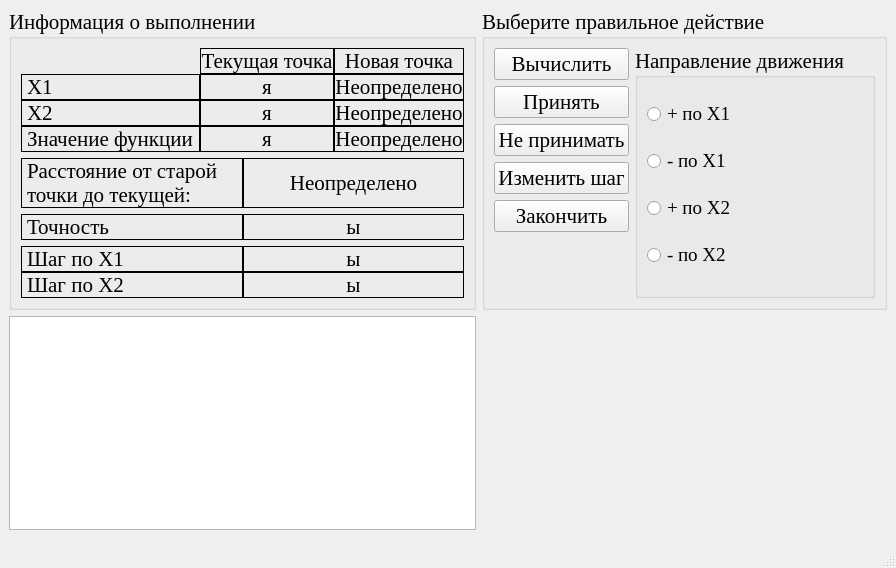
Old version of the form ui/CWdescent_fixwindow.ui in the repository Eliminationzx/optimizationmethods.
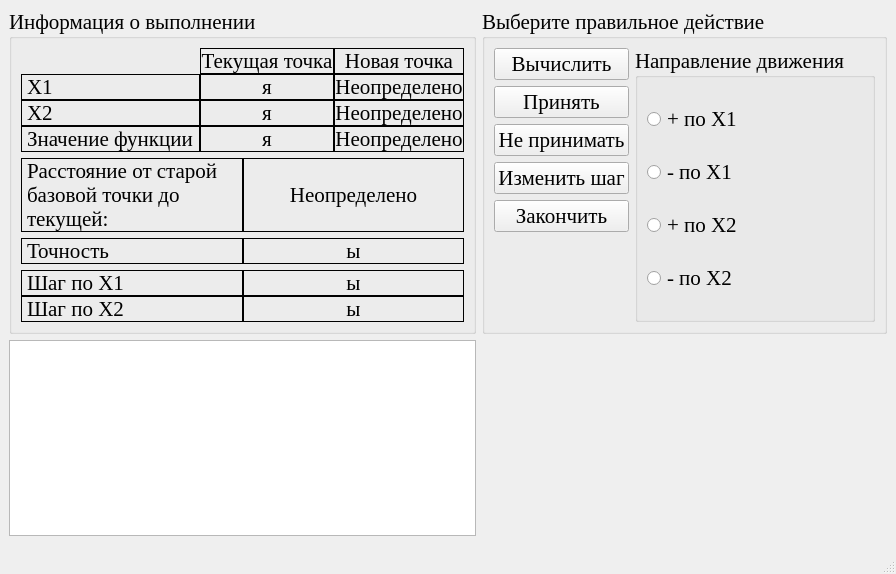
New version of the form. Icons and pictures are not drawn.

Commit message: Поправил форму.

Diff of the .ui file:
```diff
--- a/ui/CWdescent_fixwindow.ui
+++ b/ui/CWdescent_fixwindow.ui
@@ -9,8 +9,8 @@
    <rect>
     <x>0</x>
     <y>0</y>
-    <width>864</width>
-    <height>568</height>
+    <width>870</width>
+    <height>574</height>
    </rect>
   </property>
   <property name="font">
@@ -27,7 +27,141 @@
     <normaloff>:/icon/icon.bmp</normaloff>:/icon/icon.bmp</iconset>
   </property>
   <widget class="QWidget" name="centralwidget">
-   <layout class="QGridLayout" name="gridLayout_4" columnstretch="1,1">
+   <layout class="QGridLayout" name="gridLayout_4" columnstretch="1,0">
+    <item row="0" column="1">
+     <widget class="QGroupBox" name="groupBox_3">
+      <property name="title">
+       <string>Выберите правильное действие</string>
+      </property>
+      <property name="checkable">
+       <bool>false</bool>
+      </property>
+      <layout class="QGridLayout" name="gridLayout" columnstretch="1,1">
+       <item row="0" column="0">
+        <widget class="QPushButton" name="calculate_bt">
+         <property name="toolTip">
+          <string>&lt;!DOCTYPE HTML PUBLIC &quot;-//W3C//DTD HTML 4.0//EN&quot; &quot;http://www.w3.org/TR/REC-html40/strict.dtd&quot;&gt;
+&lt;html&gt;&lt;head&gt;&lt;meta name=&quot;qrichtext&quot; content=&quot;1&quot; /&gt;&lt;style type=&quot;text/css&quot;&gt;
+p, li { white-space: pre-wrap; }
+&lt;/style&gt;&lt;/head&gt;&lt;body style=&quot; font-family:'Times New Roman'; font-size:13pt; font-weight:600; font-style:normal;&quot;&gt;
+&lt;p style=&quot; margin-top:0px; margin-bottom:0px; margin-left:0px; margin-right:0px; -qt-block-indent:0; text-indent:0px;&quot;&gt;&lt;span style=&quot; font-weight:400;&quot;&gt;Выполнить выбранный в правом списке шаг.&lt;/span&gt;&lt;/p&gt;&lt;/body&gt;&lt;/html&gt;</string>
+         </property>
+         <property name="text">
+          <string>Вычислить</string>
+         </property>
+        </widget>
+       </item>
+       <item row="0" column="1" rowspan="6">
+        <widget class="QGroupBox" name="groupBox">
+         <property name="font">
+          <font>
+           <weight>50</weight>
+           <bold>false</bold>
+          </font>
+         </property>
+         <property name="title">
+          <string>Направление движения</string>
+         </property>
+         <layout class="QVBoxLayout" name="verticalLayout_2">
+          <item>
+           <widget class="QRadioButton" name="up_x1_rb">
+            <property name="text">
+             <string>+ по Х1</string>
+            </property>
+           </widget>
+          </item>
+          <item>
+           <widget class="QRadioButton" name="down_x1_rb">
+            <property name="text">
+             <string>- по Х1</string>
+            </property>
+           </widget>
+          </item>
+          <item>
+           <widget class="QRadioButton" name="up_x2_rb">
+            <property name="text">
+             <string>+ по Х2</string>
+            </property>
+           </widget>
+          </item>
+          <item>
+           <widget class="QRadioButton" name="down_x2_rb">
+            <property name="text">
+             <string>- по Х2</string>
+            </property>
+           </widget>
+          </item>
+         </layout>
+        </widget>
+       </item>
+       <item row="1" column="0">
+        <widget class="QPushButton" name="accept_bt">
+         <property name="toolTip">
+          <string>&lt;!DOCTYPE HTML PUBLIC &quot;-//W3C//DTD HTML 4.0//EN&quot; &quot;http://www.w3.org/TR/REC-html40/strict.dtd&quot;&gt;
+&lt;html&gt;&lt;head&gt;&lt;meta name=&quot;qrichtext&quot; content=&quot;1&quot; /&gt;&lt;style type=&quot;text/css&quot;&gt;
+p, li { white-space: pre-wrap; }
+&lt;/style&gt;&lt;/head&gt;&lt;body style=&quot; font-family:'Times New Roman'; font-size:13pt; font-weight:600; font-style:normal;&quot;&gt;
+&lt;p style=&quot; margin-top:0px; margin-bottom:0px; margin-left:0px; margin-right:0px; -qt-block-indent:0; text-indent:0px;&quot;&gt;&lt;span style=&quot; font-weight:400;&quot;&gt;Установить новую точку в качестве текущей.&lt;/span&gt;&lt;/p&gt;&lt;/body&gt;&lt;/html&gt;</string>
+         </property>
+         <property name="text">
+          <string>Принять</string>
+         </property>
+        </widget>
+       </item>
+       <item row="2" column="0">
+        <widget class="QPushButton" name="not_accept_bt">
+         <property name="toolTip">
+          <string>&lt;!DOCTYPE HTML PUBLIC &quot;-//W3C//DTD HTML 4.0//EN&quot; &quot;http://www.w3.org/TR/REC-html40/strict.dtd&quot;&gt;
+&lt;html&gt;&lt;head&gt;&lt;meta name=&quot;qrichtext&quot; content=&quot;1&quot; /&gt;&lt;style type=&quot;text/css&quot;&gt;
+p, li { white-space: pre-wrap; }
+&lt;/style&gt;&lt;/head&gt;&lt;body style=&quot; font-family:'Times New Roman'; font-size:13pt; font-weight:600; font-style:normal;&quot;&gt;
+&lt;p style=&quot; margin-top:0px; margin-bottom:0px; margin-left:0px; margin-right:0px; -qt-block-indent:0; text-indent:0px;&quot;&gt;&lt;span style=&quot; font-weight:400;&quot;&gt;Отбросить новую точку и перейти к следующему шагу алгоритма.&lt;/span&gt;&lt;/p&gt;&lt;/body&gt;&lt;/html&gt;</string>
+         </property>
+         <property name="text">
+          <string>Не принимать</string>
+         </property>
+        </widget>
+       </item>
+       <item row="4" column="0">
+        <widget class="QPushButton" name="end_bt">
+         <property name="toolTip">
+          <string>&lt;!DOCTYPE HTML PUBLIC &quot;-//W3C//DTD HTML 4.0//EN&quot; &quot;http://www.w3.org/TR/REC-html40/strict.dtd&quot;&gt;
+&lt;html&gt;&lt;head&gt;&lt;meta name=&quot;qrichtext&quot; content=&quot;1&quot; /&gt;&lt;style type=&quot;text/css&quot;&gt;
+p, li { white-space: pre-wrap; }
+&lt;/style&gt;&lt;/head&gt;&lt;body style=&quot; font-family:'Times New Roman'; font-size:13pt; font-weight:600; font-style:normal;&quot;&gt;
+&lt;p style=&quot; margin-top:0px; margin-bottom:0px; margin-left:0px; margin-right:0px; -qt-block-indent:0; text-indent:0px;&quot;&gt;&lt;span style=&quot; font-weight:400;&quot;&gt;Закончить алгоритм, приняв текущую точку в качестве минимума.&lt;/span&gt;&lt;/p&gt;&lt;/body&gt;&lt;/html&gt;</string>
+         </property>
+         <property name="text">
+          <string>Закончить</string>
+         </property>
+        </widget>
+       </item>
+       <item row="3" column="0">
+        <widget class="QPushButton" name="change_step_bt">
+         <property name="toolTip">
+          <string>&lt;!DOCTYPE HTML PUBLIC &quot;-//W3C//DTD HTML 4.0//EN&quot; &quot;http://www.w3.org/TR/REC-html40/strict.dtd&quot;&gt;
+&lt;html&gt;&lt;head&gt;&lt;meta name=&quot;qrichtext&quot; content=&quot;1&quot; /&gt;&lt;style type=&quot;text/css&quot;&gt;
+p, li { white-space: pre-wrap; }
+&lt;/style&gt;&lt;/head&gt;&lt;body style=&quot; font-family:'Times New Roman'; font-size:13pt; font-weight:600; font-style:normal;&quot;&gt;
+&lt;p style=&quot; margin-top:0px; margin-bottom:0px; margin-left:0px; margin-right:0px; -qt-block-indent:0; text-indent:0px;&quot;&gt;&lt;span style=&quot; font-weight:400;&quot;&gt;Уменьшить шаг&lt;/span&gt;&lt;/p&gt;&lt;/body&gt;&lt;/html&gt;</string>
+         </property>
+         <property name="text">
+          <string>Изменить шаг</string>
+         </property>
+        </widget>
+       </item>
+      </layout>
+     </widget>
+    </item>
+    <item row="1" column="0">
+     <widget class="QTextBrowser" name="LogTxtBrsr">
+      <property name="font">
+       <font>
+        <pointsize>14</pointsize>
+       </font>
+      </property>
+     </widget>
+    </item>
     <item row="0" column="0">
      <widget class="QGroupBox" name="groupBox_2">
       <property name="title">
@@ -219,7 +353,7 @@
             <enum>QFrame::Box</enum>
            </property>
            <property name="text">
-            <string>Расстояние от cтарой точки до текущей:</string>
+            <string>Расстояние от cтарой базовой точки до текущей:</string>
            </property>
            <property name="wordWrap">
             <bool>true</bool>
@@ -351,160 +485,6 @@
       </layout>
      </widget>
     </item>
-    <item row="0" column="1">
-     <widget class="QGroupBox" name="groupBox_3">
-      <property name="title">
-       <string>Выберите правильное действие</string>
-      </property>
-      <property name="checkable">
-       <bool>false</bool>
-      </property>
-      <layout class="QGridLayout" name="gridLayout" columnstretch="1,1">
-       <item row="0" column="0">
-        <widget class="QPushButton" name="calculate_bt">
-         <property name="toolTip">
-          <string>&lt;!DOCTYPE HTML PUBLIC &quot;-//W3C//DTD HTML 4.0//EN&quot; &quot;http://www.w3.org/TR/REC-html40/strict.dtd&quot;&gt;
-&lt;html&gt;&lt;head&gt;&lt;meta name=&quot;qrichtext&quot; content=&quot;1&quot; /&gt;&lt;style type=&quot;text/css&quot;&gt;
-p, li { white-space: pre-wrap; }
-&lt;/style&gt;&lt;/head&gt;&lt;body style=&quot; font-family:'Times New Roman'; font-size:13pt; font-weight:600; font-style:normal;&quot;&gt;
-&lt;p style=&quot; margin-top:0px; margin-bottom:0px; margin-left:0px; margin-right:0px; -qt-block-indent:0; text-indent:0px;&quot;&gt;&lt;span style=&quot; font-weight:400;&quot;&gt;Выполнить выбранный в правом списке шаг.&lt;/span&gt;&lt;/p&gt;&lt;/body&gt;&lt;/html&gt;</string>
-         </property>
-         <property name="text">
-          <string>Вычислить</string>
-         </property>
-        </widget>
-       </item>
-       <item row="0" column="1" rowspan="6">
-        <widget class="QGroupBox" name="groupBox">
-         <property name="font">
-          <font>
-           <weight>50</weight>
-           <bold>false</bold>
-          </font>
-         </property>
-         <property name="title">
-          <string>Направление движения</string>
-         </property>
-         <layout class="QVBoxLayout" name="verticalLayout_2">
-          <item>
-           <widget class="QRadioButton" name="up_x1_rb">
-            <property name="font">
-             <font>
-              <pointsize>14</pointsize>
-             </font>
-            </property>
-            <property name="text">
-             <string>+ по Х1</string>
-            </property>
-           </widget>
-          </item>
-          <item>
-           <widget class="QRadioButton" name="down_x1_rb">
-            <property name="font">
-             <font>
-              <pointsize>14</pointsize>
-             </font>
-            </property>
-            <property name="text">
-             <string>- по Х1</string>
-            </property>
-           </widget>
-          </item>
-          <item>
-           <widget class="QRadioButton" name="up_x2_rb">
-            <property name="font">
-             <font>
-              <pointsize>14</pointsize>
-             </font>
-            </property>
-            <property name="text">
-             <string>+ по Х2</string>
-            </property>
-           </widget>
-          </item>
-          <item>
-           <widget class="QRadioButton" name="down_x2_rb">
-            <property name="font">
-             <font>
-              <pointsize>14</pointsize>
-             </font>
-            </property>
-            <property name="text">
-             <string>- по Х2</string>
-            </property>
-           </widget>
-          </item>
-         </layout>
-        </widget>
-       </item>
-       <item row="1" column="0">
-        <widget class="QPushButton" name="accept_bt">
-         <property name="toolTip">
-          <string>&lt;!DOCTYPE HTML PUBLIC &quot;-//W3C//DTD HTML 4.0//EN&quot; &quot;http://www.w3.org/TR/REC-html40/strict.dtd&quot;&gt;
-&lt;html&gt;&lt;head&gt;&lt;meta name=&quot;qrichtext&quot; content=&quot;1&quot; /&gt;&lt;style type=&quot;text/css&quot;&gt;
-p, li { white-space: pre-wrap; }
-&lt;/style&gt;&lt;/head&gt;&lt;body style=&quot; font-family:'Times New Roman'; font-size:13pt; font-weight:600; font-style:normal;&quot;&gt;
-&lt;p style=&quot; margin-top:0px; margin-bottom:0px; margin-left:0px; margin-right:0px; -qt-block-indent:0; text-indent:0px;&quot;&gt;&lt;span style=&quot; font-weight:400;&quot;&gt;Установить новую точку в качестве текущей.&lt;/span&gt;&lt;/p&gt;&lt;/body&gt;&lt;/html&gt;</string>
-         </property>
-         <property name="text">
-          <string>Принять</string>
-         </property>
-        </widget>
-       </item>
-       <item row="2" column="0">
-        <widget class="QPushButton" name="not_accept_bt">
-         <property name="toolTip">
-          <string>&lt;!DOCTYPE HTML PUBLIC &quot;-//W3C//DTD HTML 4.0//EN&quot; &quot;http://www.w3.org/TR/REC-html40/strict.dtd&quot;&gt;
-&lt;html&gt;&lt;head&gt;&lt;meta name=&quot;qrichtext&quot; content=&quot;1&quot; /&gt;&lt;style type=&quot;text/css&quot;&gt;
-p, li { white-space: pre-wrap; }
-&lt;/style&gt;&lt;/head&gt;&lt;body style=&quot; font-family:'Times New Roman'; font-size:13pt; font-weight:600; font-style:normal;&quot;&gt;
-&lt;p style=&quot; margin-top:0px; margin-bottom:0px; margin-left:0px; margin-right:0px; -qt-block-indent:0; text-indent:0px;&quot;&gt;&lt;span style=&quot; font-weight:400;&quot;&gt;Отбросить новую точку и перейти к следующему шагу алгоритма.&lt;/span&gt;&lt;/p&gt;&lt;/body&gt;&lt;/html&gt;</string>
-         </property>
-         <property name="text">
-          <string>Не принимать</string>
-         </property>
-        </widget>
-       </item>
-       <item row="4" column="0">
-        <widget class="QPushButton" name="end_bt">
-         <property name="toolTip">
-          <string>&lt;!DOCTYPE HTML PUBLIC &quot;-//W3C//DTD HTML 4.0//EN&quot; &quot;http://www.w3.org/TR/REC-html40/strict.dtd&quot;&gt;
-&lt;html&gt;&lt;head&gt;&lt;meta name=&quot;qrichtext&quot; content=&quot;1&quot; /&gt;&lt;style type=&quot;text/css&quot;&gt;
-p, li { white-space: pre-wrap; }
-&lt;/style&gt;&lt;/head&gt;&lt;body style=&quot; font-family:'Times New Roman'; font-size:13pt; font-weight:600; font-style:normal;&quot;&gt;
-&lt;p style=&quot; margin-top:0px; margin-bottom:0px; margin-left:0px; margin-right:0px; -qt-block-indent:0; text-indent:0px;&quot;&gt;&lt;span style=&quot; font-weight:400;&quot;&gt;Закончить алгоритм, приняв текущую точку в качестве минимума.&lt;/span&gt;&lt;/p&gt;&lt;/body&gt;&lt;/html&gt;</string>
-         </property>
-         <property name="text">
-          <string>Закончить</string>
-         </property>
-        </widget>
-       </item>
-       <item row="3" column="0">
-        <widget class="QPushButton" name="change_step_bt">
-         <property name="toolTip">
-          <string>&lt;!DOCTYPE HTML PUBLIC &quot;-//W3C//DTD HTML 4.0//EN&quot; &quot;http://www.w3.org/TR/REC-html40/strict.dtd&quot;&gt;
-&lt;html&gt;&lt;head&gt;&lt;meta name=&quot;qrichtext&quot; content=&quot;1&quot; /&gt;&lt;style type=&quot;text/css&quot;&gt;
-p, li { white-space: pre-wrap; }
-&lt;/style&gt;&lt;/head&gt;&lt;body style=&quot; font-family:'Times New Roman'; font-size:13pt; font-weight:600; font-style:normal;&quot;&gt;
-&lt;p style=&quot; margin-top:0px; margin-bottom:0px; margin-left:0px; margin-right:0px; -qt-block-indent:0; text-indent:0px;&quot;&gt;&lt;span style=&quot; font-weight:400;&quot;&gt;Уменьшить шаг&lt;/span&gt;&lt;/p&gt;&lt;/body&gt;&lt;/html&gt;</string>
-         </property>
-         <property name="text">
-          <string>Изменить шаг</string>
-         </property>
-        </widget>
-       </item>
-      </layout>
-     </widget>
-    </item>
-    <item row="1" column="0">
-     <widget class="QTextBrowser" name="LogTxtBrsr">
-      <property name="font">
-       <font>
-        <pointsize>14</pointsize>
-       </font>
-      </property>
-     </widget>
-    </item>
    </layout>
   </widget>
   <widget class="QMenuBar" name="menubar">
```
Left out of the diff: 40 changed lines with no effect on the pictures.
